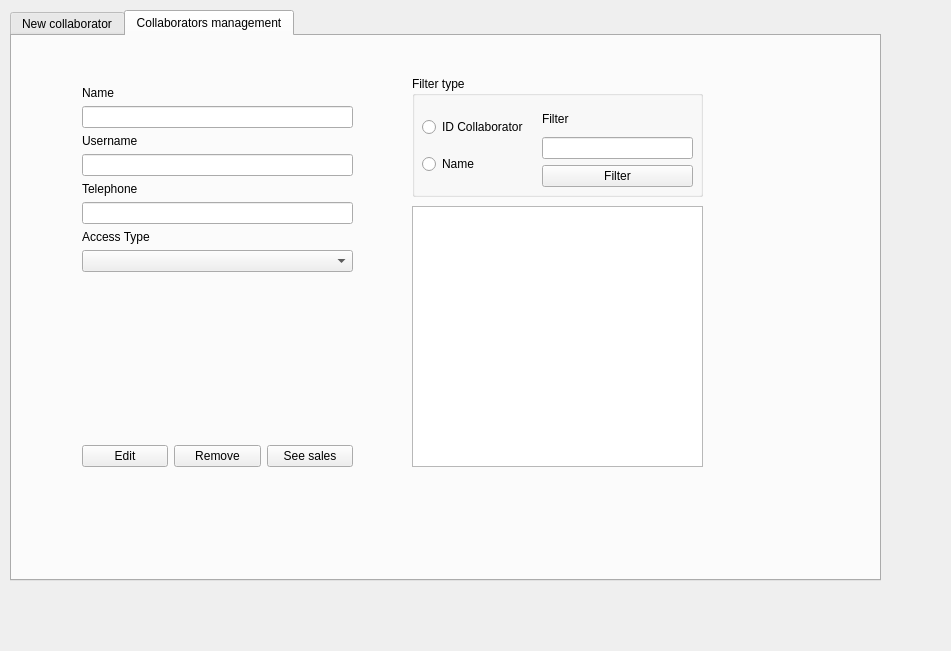
The window that collaboratosmanagementwindow.ui (ThiagoServulo/InventoryAndSalesManagement) describes before a commit, drawn with Qt 5.
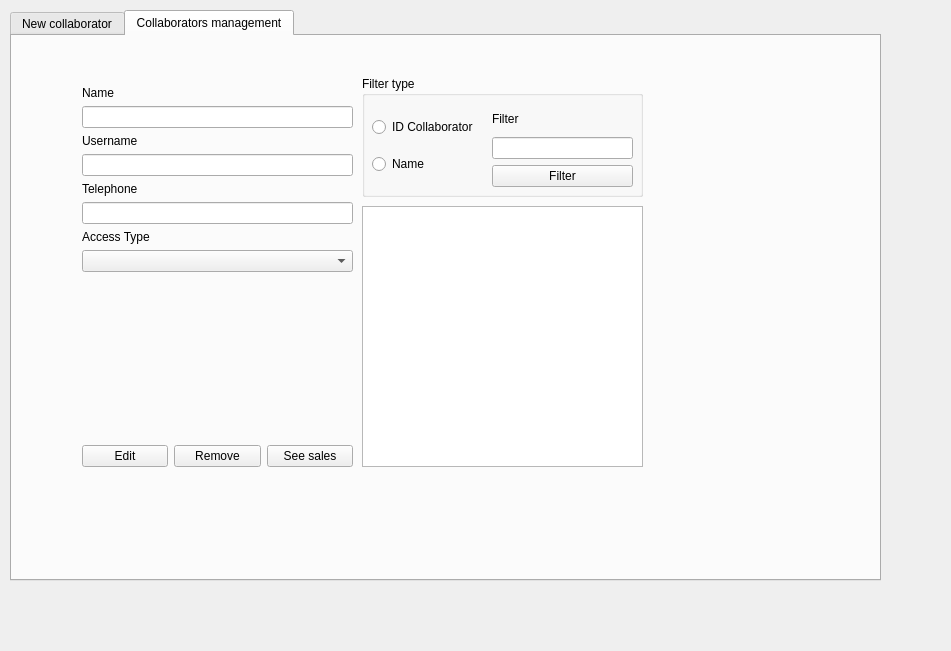
The same window after the commit.

Commit message: Create functions to read and show collaborators registered at database

What changed in the file:
```diff
--- a/collaboratosmanagementwindow.ui
+++ b/collaboratosmanagementwindow.ui
@@ -165,21 +165,21 @@
     <widget class="QGroupBox" name="groupBox_cm_filter">
      <property name="geometry">
       <rect>
-       <x>400</x>
+       <x>350</x>
        <y>40</y>
-       <width>291</width>
+       <width>281</width>
        <height>121</height>
       </rect>
      </property>
      <property name="title">
       <string>Filter type</string>
      </property>
-     <widget class="QWidget" name="">
+     <widget class="QWidget" name="layoutWidget">
       <property name="geometry">
        <rect>
         <x>10</x>
         <y>30</y>
-        <width>107</width>
+        <width>111</width>
         <height>81</height>
        </rect>
       </property>
@@ -200,12 +200,12 @@
        </item>
       </layout>
      </widget>
-     <widget class="QWidget" name="">
+     <widget class="QWidget" name="layoutWidget">
       <property name="geometry">
        <rect>
         <x>130</x>
         <y>30</y>
-        <width>151</width>
+        <width>141</width>
         <height>81</height>
        </rect>
       </property>
@@ -233,14 +233,14 @@
     <widget class="QTableWidget" name="tableWidget_cm_collaborators">
      <property name="geometry">
       <rect>
-       <x>400</x>
+       <x>350</x>
        <y>170</y>
-       <width>291</width>
+       <width>281</width>
        <height>261</height>
       </rect>
      </property>
     </widget>
-    <widget class="QWidget" name="">
+    <widget class="QWidget" name="layoutWidget">
      <property name="geometry">
       <rect>
        <x>70</x>
```
The commit also changes 2 other files.
